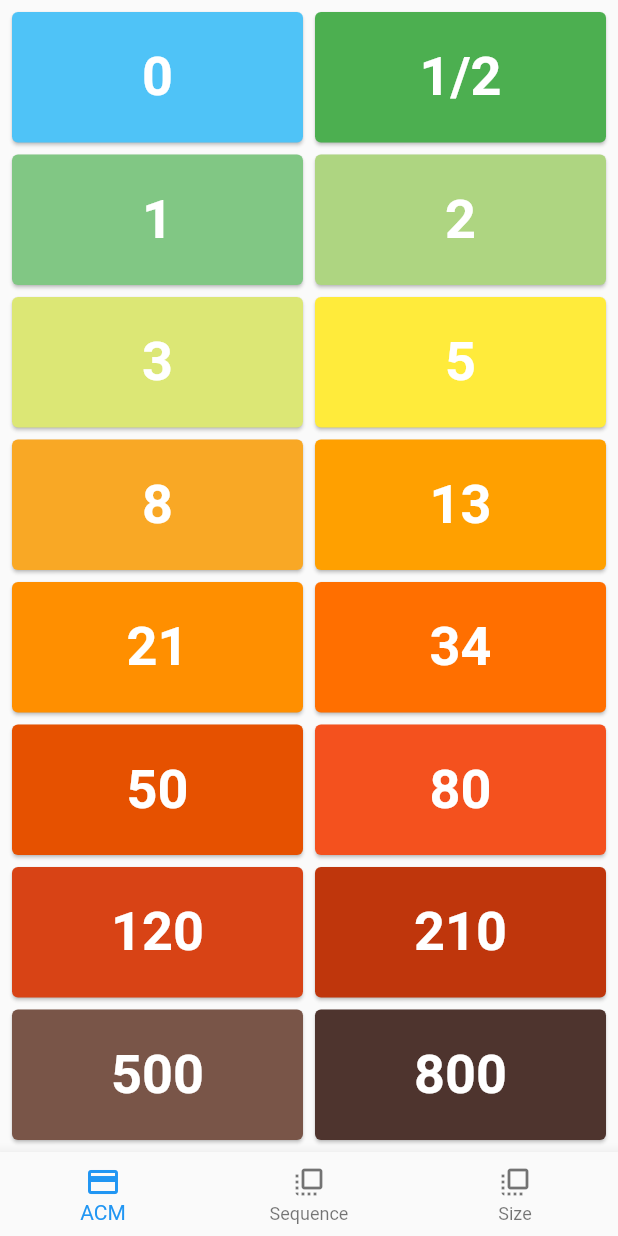
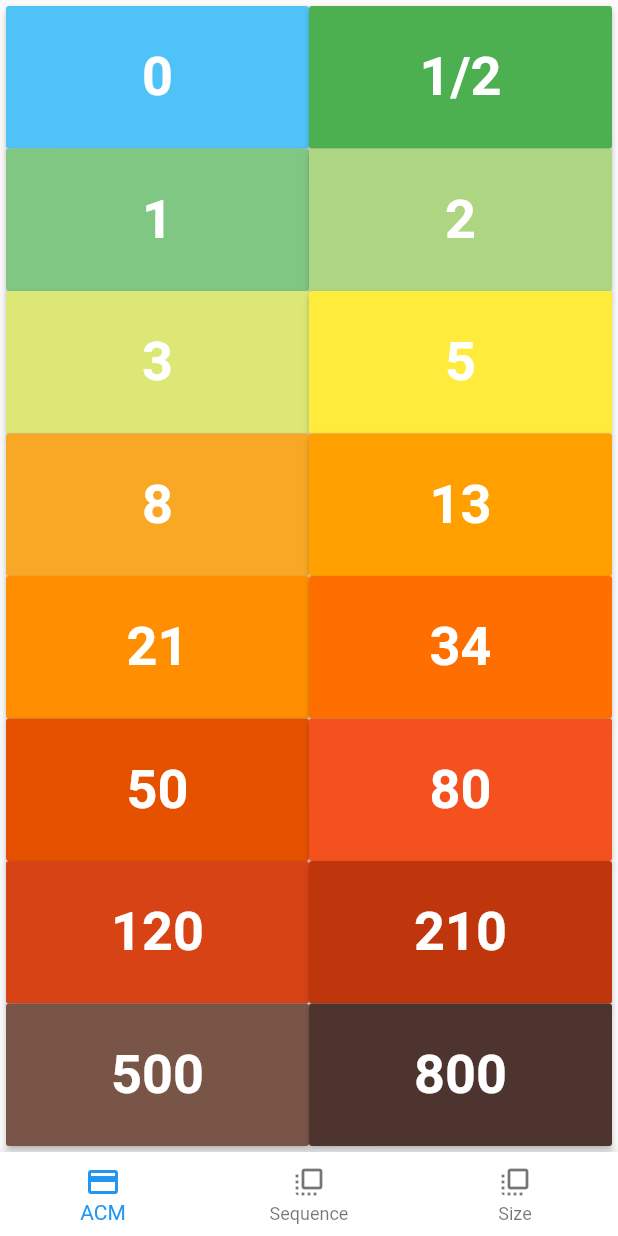
Before and after one commit to emreaktrk/agile_on, a Flutter app: the screen it shows after launch, on a phone screen of 412 x 824 dp. Run offline on Flutter 3.47's test engine with Material 2 defaults, Android fonts, the phone set to English and light mode, and no system bars.

Commit message:
Theme applied.

```diff
--- a/lib/main.dart
+++ b/lib/main.dart
@@ -15,7 +15,7 @@ void main() {
       statusBarIconBrightness: Brightness.dark,
       systemNavigationBarColor: Colors.white,
       systemNavigationBarIconBrightness: Brightness.dark,
-    ),
+  ),
   );
 
   runApp(PokerApp());
--- a/lib/ui/detail/detail_screen.dart
+++ b/lib/ui/detail/detail_screen.dart
@@ -6,7 +6,7 @@ import 'package:flutter/services.dart';
 class DetailScreen extends StatefulWidget {
   final Poker poker;
 
-  DetailScreen(this.poker);
+  DetailScreen({this.poker});
 
   @override
   State<StatefulWidget> createState() {
--- a/lib/ui/home/home_screen.dart
+++ b/lib/ui/home/home_screen.dart
@@ -19,6 +19,7 @@ class _HomeScreenState extends State<HomeScreen> {
     return Scaffold(
         body: widget.tabs[_index],
         bottomNavigationBar: BottomNavigationBar(
+          backgroundColor: Colors.white,
           currentIndex: _index,
           onTap: (index) => setState(() {
                 _index = index;
--- a/lib/ui/list/list_screen.dart
+++ b/lib/ui/list/list_screen.dart
@@ -7,7 +7,7 @@ import 'package:flutter/material.dart';
 class ListScreen extends StatefulWidget {
   final Repo repo;
 
-  ListScreen({Key key, this.repo}) : super(key: key);
+  ListScreen({this.repo}) : super(key: new Key(repo.toString()));
 
   @override
   _ListScreenState createState() => _ListScreenState(repo);
@@ -18,12 +18,6 @@ class _ListScreenState extends State<ListScreen> {
 
   _ListScreenState(Repo repo) {
     _cards = repo.values();
-  }
-
-  @override
-  void didUpdateWidget(ListScreen oldWidget) {
-    super.didUpdateWidget(oldWidget);
-    _cards = widget.repo.values();
   }
 
   @override
@@ -41,9 +35,12 @@ class _ListScreenState extends State<ListScreen> {
                 children: List<Widget>.generate(widget.repo.grid().row, (column) {
                   return Flexible(
                     fit: FlexFit.tight,
-                    child: PokerCard.given(getCard(row, column), () {
-                      Navigator.push(context, MaterialPageRoute(builder: (context) => DetailScreen(getCard(row, column))));
-                    }),
+                    child: PokerCard(
+                      poker: _getCard(row, column),
+                      onPressed: () {
+                        Navigator.push(context, MaterialPageRoute(builder: (context) => DetailScreen(poker: _getCard(row, column))));
+                      },
+                    ),
                   );
                 }),
               ),
@@ -54,7 +51,7 @@ class _ListScreenState extends State<ListScreen> {
     );
   }
 
-  Poker getCard(int row, int column) {
+  Poker _getCard(int row, int column) {
     return _cards[(row * 2) + column];
   }
 }
--- a/lib/widget/poker_card.dart
+++ b/lib/widget/poker_card.dart
@@ -3,27 +3,25 @@ import 'package:flutter/material.dart';
 import 'package:flutter/widgets.dart';
 
 class PokerCard extends StatelessWidget {
-  final Poker _poker;
-  final GestureTapCallback _callback;
+  final Poker poker;
+  final GestureTapCallback onPressed;
+
+  PokerCard({this.poker, this.onPressed});
 
   @override
   Widget build(BuildContext context) {
     return GestureDetector(
-      onTap: _callback,
-      child:  Card(
-        color: _poker.color,
-        child:  Center(
-          child:  Text(
-            _poker.score,
-            style:  TextStyle(
-                color: Colors.white,
-                fontSize: 36.0,
-                fontWeight: FontWeight.bold),
+      onTap: onPressed,
+      child: RaisedButton(
+        onPressed: onPressed,
+        color: poker.color,
+        child: Center(
+          child: Text(
+            poker.score,
+            style: TextStyle(color: Colors.white, fontSize: 36.0, fontWeight: FontWeight.bold),
           ),
         ),
       ),
     );
   }
-
-  PokerCard.given(this._poker, this._callback);
 }
```
